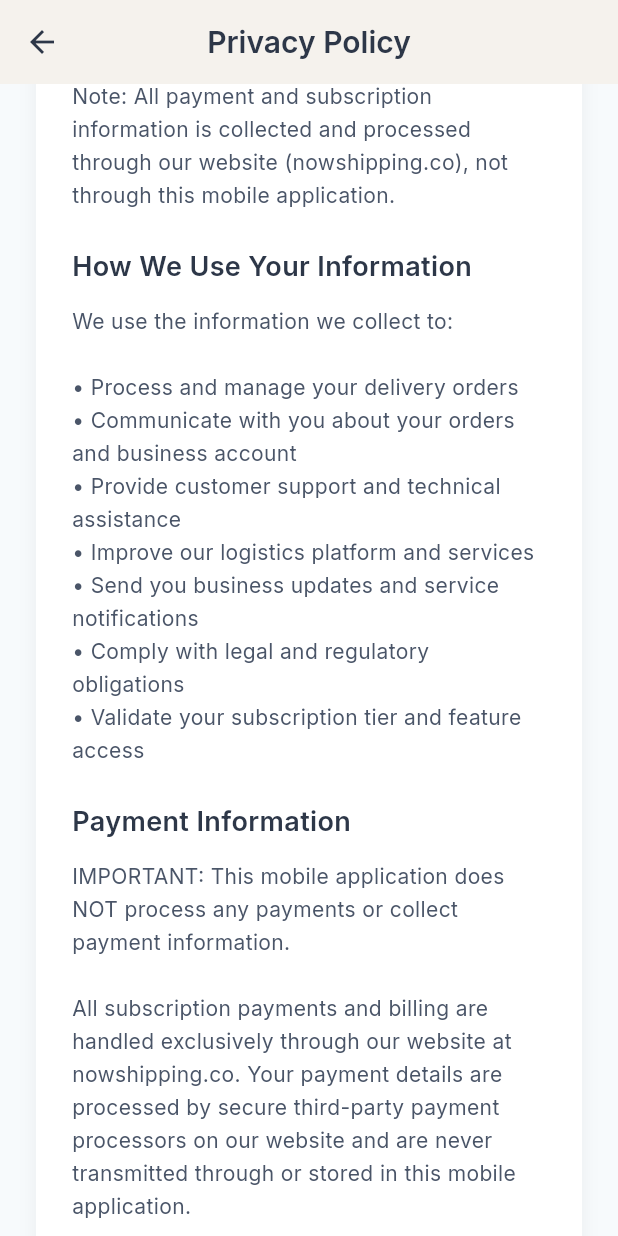
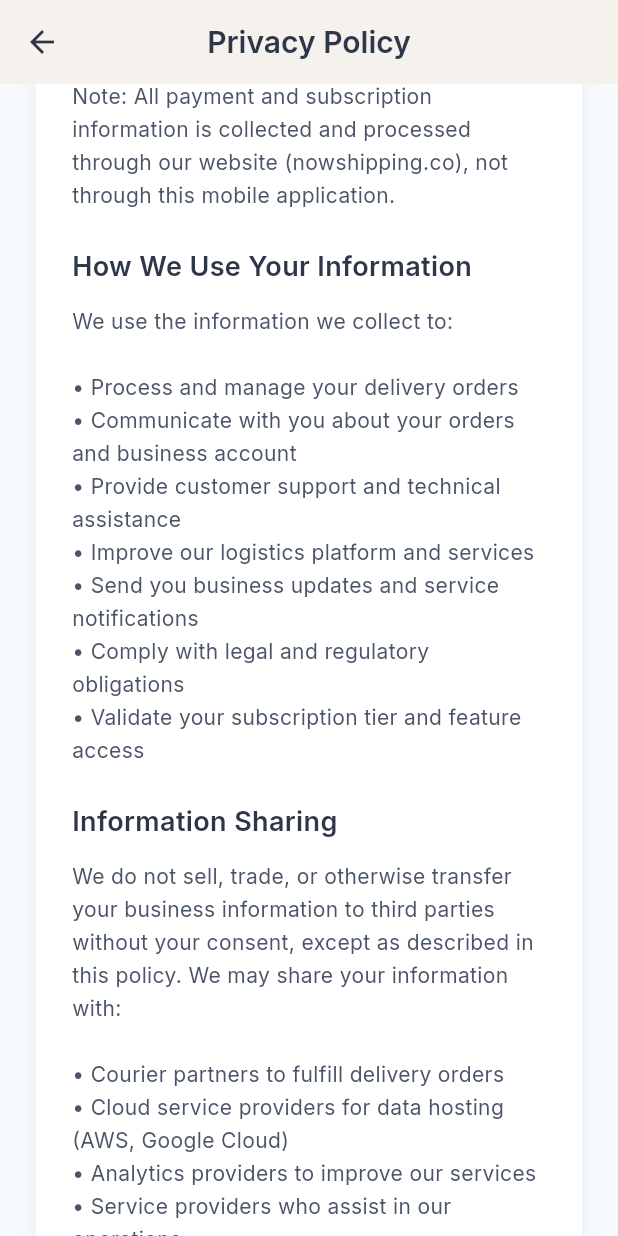
Before and after one commit to Mahmoudayman34/now_delivery, a Flutter app: the PrivacyPolicyScreen screen opened directly, scrolled down 576 dp, on a phone screen of 412 x 824 dp. Run offline on Flutter 3.47's test engine with Material 3 defaults, Android fonts, the phone set to English and light mode, and no system bars; our stand-ins replace flutter_riverpod, geolocator, google_fonts, image_picker, permission_handler, shared_preferences and 1 more; accounts and stored records are empty.

Commit message:
Refactor Privacy Policy and Terms of Service screens by removing outdated payment information sections and simplifying content for clarity. Update cancellation policies and app-specific terms to enhance user understanding.

```diff
--- a/lib/features/main/screens/privacy_policy_screen.dart
+++ b/lib/features/main/screens/privacy_policy_screen.dart
@@ -98,13 +98,8 @@ class PrivacyPolicyScreen extends StatelessWidget {
               ),
 
               _buildSection(
-                'Payment Information',
-                'IMPORTANT: This mobile application does NOT process any payments or collect payment information.\n\nAll subscription payments and billing are handled exclusively through our website at nowshipping.co. Your payment details are processed by secure third-party payment processors on our website and are never transmitted through or stored in this mobile application.\n\nThis app only validates your subscription status via secure API calls to determine which features you can access.',
-              ),
-
-              _buildSection(
                 'Information Sharing',
-                'We do not sell, trade, or otherwise transfer your business information to third parties without your consent, except as described in this policy. We may share your information with:\n\n• Courier partners to fulfill delivery orders\n• Cloud service providers for data hosting (AWS, Google Cloud)\n• Analytics providers to improve our services\n• Service providers who assist in our operations\n• Law enforcement when required by law\n\nNote: Payment processing is handled by our website payment processors, not through this app.',
+                'We do not sell, trade, or otherwise transfer your business information to third parties without your consent, except as described in this policy. We may share your information with:\n\n• Courier partners to fulfill delivery orders\n• Cloud service providers for data hosting (AWS, Google Cloud)\n• Analytics providers to improve our services\n• Service providers who assist in our operations\n• Law enforcement when required by law',
               ),
 
               _buildSection(
--- a/lib/features/main/screens/terms_of_service_screen.dart
+++ b/lib/features/main/screens/terms_of_service_screen.dart
@@ -111,12 +111,7 @@ class TermsOfServiceScreen extends StatelessWidget {
 
               _buildSection(
                 'Business User Accounts',
-                'To use our Service, you must:\n\n• Represent a legitimate business entity\n• Be at least 18 years old and authorized to bind the business\n• Register and pay for a subscription through our website (nowshipping.co)\n• Provide accurate business and contact information\n• Maintain the security of your account credentials\n• Accept responsibility for all activities under your account\n• Notify us immediately of any unauthorized use\n\nBusiness accounts may have multiple users depending on subscription tier.',
-              ),
-
-              _buildSection(
-                'Subscriptions and Payments',
-                'IMPORTANT - NO IN-APP PURCHASES:\n\nThis mobile application does NOT process any payments or subscriptions. All subscription management occurs through our website at https://nowshipping.co.\n\n• Subscriptions must be purchased on our website\n• Payment is processed by our website payment processors\n• The mobile app validates your subscription status via API\n• Features are enabled/disabled based on your subscription tier\n• Billing inquiries must be directed to our website support\n\nSubscription Tiers:\n• Free Trial: Limited features for evaluation\n• Basic: For small businesses\n• Professional: For growing businesses\n• Enterprise: For large organizations\n\nThis app is exempt from Apple\'s In-App Purchase requirements under the B2B exemption (App Store Review Guideline 3.1.3(b)).',
+                'To use our Service, you must:\n\n• Represent a legitimate business entity\n• Be at least 18 years old and authorized to bind the business\n• Register through our website (nowshipping.co)\n• Provide accurate business and contact information\n• Maintain the security of your account credentials\n• Accept responsibility for all activities under your account\n• Notify us immediately of any unauthorized use\n\nBusiness accounts may have multiple users depending on your account type.',
               ),
 
               _buildSection(
@@ -130,8 +125,8 @@ class TermsOfServiceScreen extends StatelessWidget {
               ),
 
               _buildSection(
-                'Service Cancellations and Refunds',
-                'Subscription Cancellations:\n• Subscription changes must be made through our website\n• Cancellations follow the terms agreed upon at purchase\n• No refunds are processed through this mobile app\n• Contact our website support for billing issues\n\nOrder Cancellations:\n• Delivery orders may be cancelled per courier policies\n• Cancellation rules depend on order status\n• Contact courier partner for order-specific issues',
+                'Cancellations',
+                'Order Cancellations:\n• Delivery orders may be cancelled per courier policies\n• Cancellation rules depend on order status\n• Contact courier partner for order-specific issues\n• You are responsible for any cancellation fees',
               ),
 
               _buildSection(
@@ -171,7 +166,7 @@ class TermsOfServiceScreen extends StatelessWidget {
 
               _buildSection(
                 'Mobile App Specific Terms',
-                'This mobile application:\n\n• Does NOT process payments or collect payment information\n• Requires camera permission for profile pictures (optional)\n• Requires location permission for delivery tracking (recommended)\n• Stores data locally and syncs with our servers\n• May send push notifications about deliveries\n• Requires internet connection for most features\n\nYou can manage app permissions in your device settings.',
+                'This mobile application:\n\n• Requires camera permission for profile pictures (optional)\n• Requires location permission for delivery tracking (recommended)\n• Stores data locally and syncs with our servers\n• May send push notifications about deliveries\n• Requires internet connection for most features\n\nYou can manage app permissions in your device settings.',
               ),
 
               _buildSection(
```
